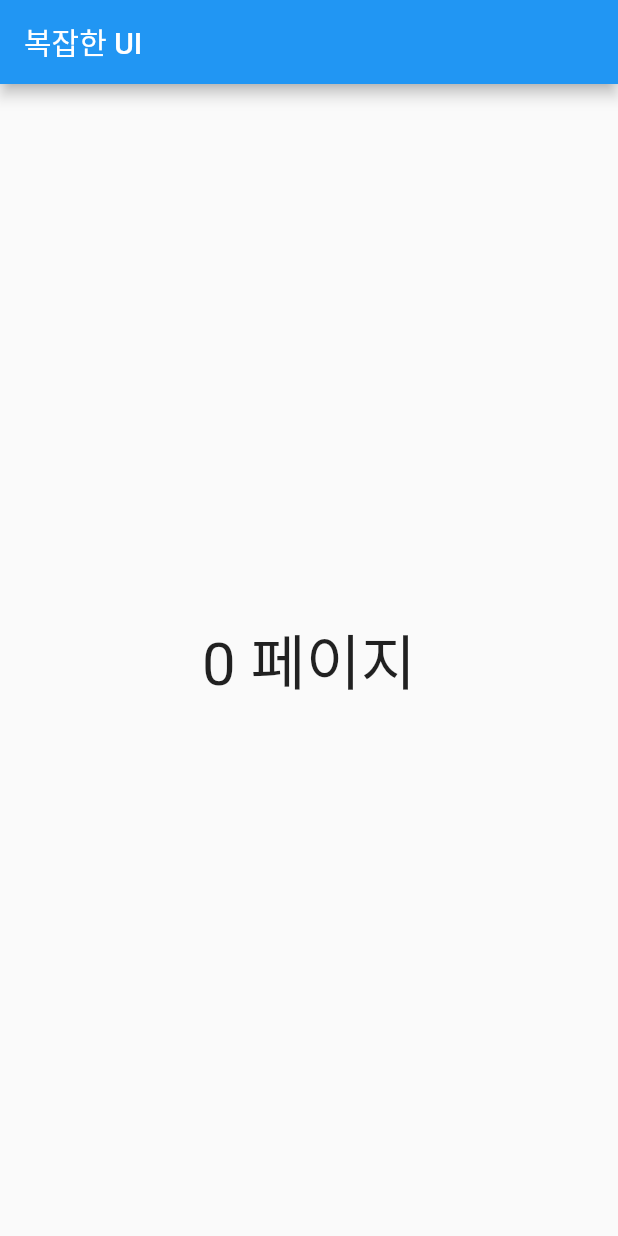
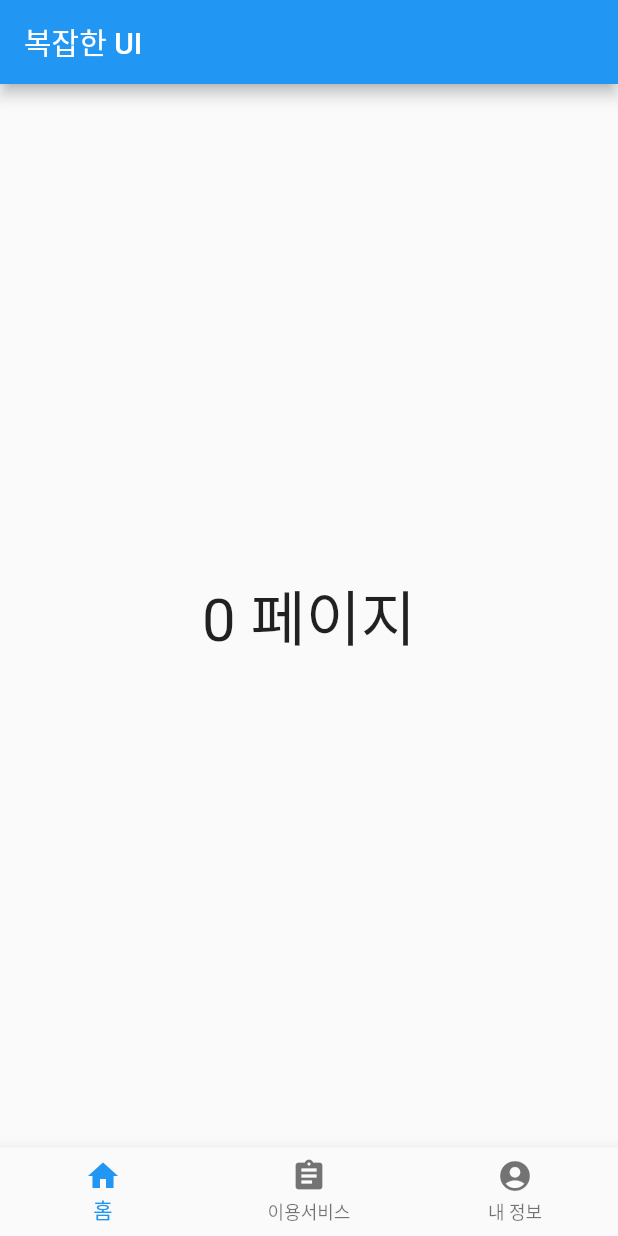
Before and after one commit to chihyeonWON/Flutter-ui, a Flutter app: the screen it shows after launch, on a phone screen of 412 x 824 dp. Run offline on Flutter 3.47's test engine with Material 2 defaults, Android fonts, the phone set to English and light mode, and no system bars.

Commit message:
하단 탭 3개 작성

```diff
--- a/lib/main.dart
+++ b/lib/main.dart
@@ -37,6 +37,28 @@ class _MyHomePageState extends State<MyHomePage> {
           style:TextStyle(fontSize: 40),
         ),
       ),
+      bottomNavigationBar: BottomNavigationBar(
+        onTap:(index){
+          setState(() {
+            _index = index; // 선택된 탭의 인덱스로 _index를 변경
+          });
+        },
+        currentIndex: _index, // 선택된 인덱스
+        items:<BottomNavigationBarItem> [
+          BottomNavigationBarItem(
+              label: '홈',
+              icon: Icon(Icons.home),
+          ),
+          BottomNavigationBarItem(
+            label: '이용서비스',
+            icon: Icon(Icons.assignment),
+          ),
+          BottomNavigationBarItem(
+            label: '내 정보',
+            icon: Icon(Icons.account_circle),
+          ),
+        ]
+      ),
     );
   }
 }
```
